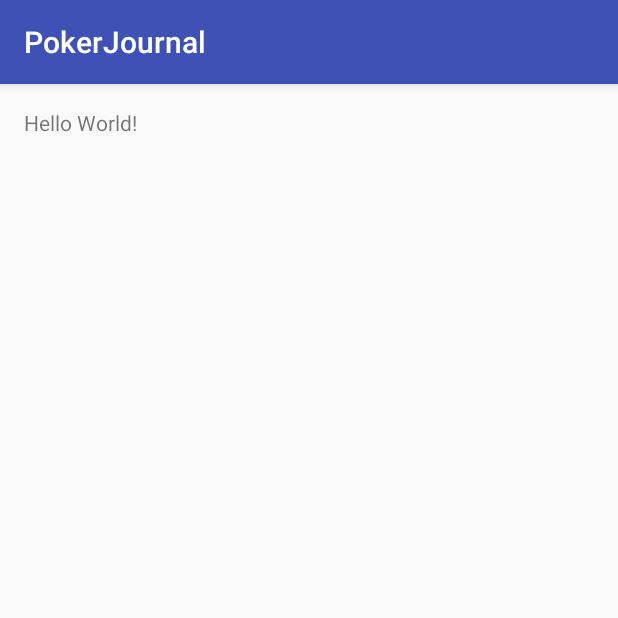
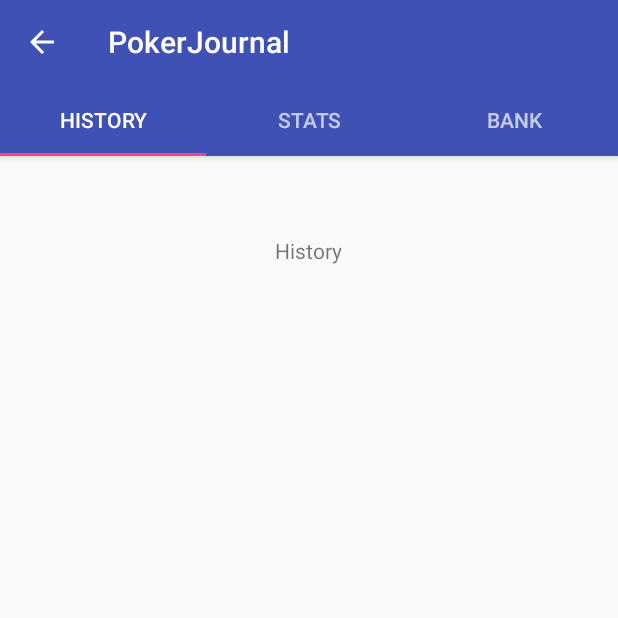
Before and after one commit to EthanYu22/Bankroll-Breakdown-Continued, an Android app: the screen it shows after launch (MainActivity), on a phone screen of 412 x 824 dp, the top half of it. Run offline under Robolectric (Android 15) with nearby library versions, the phone set to English and light mode, and no system bars.

Commit message:
added scrolling tabs

```diff
--- a/PokerJournal/app/build.gradle
+++ b/PokerJournal/app/build.gradle
@@ -6,7 +6,7 @@ android {
 
     defaultConfig {
         applicationId "com.example.ethan.pokerjournal"
-        minSdkVersion 15
+        minSdkVersion 21
         targetSdkVersion 23
         versionCode 1
         versionName "1.0"
@@ -23,4 +23,7 @@ dependencies {
     compile fileTree(dir: 'libs', include: ['*.jar'])
     testCompile 'junit:junit:4.12'
     compile 'com.android.support:appcompat-v7:23.1.1'
+
+    //add tab layout dependencies
+    compile 'com.android.support:design:23.1.1'
 }
--- a/PokerJournal/app/src/main/AndroidManifest.xml
+++ b/PokerJournal/app/src/main/AndroidManifest.xml
@@ -8,7 +8,9 @@
         android:label="@string/app_name"
         android:supportsRtl="true"
         android:theme="@style/AppTheme">
-        <activity android:name=".MainActivity">
+        <activity
+            android:name=".MainActivity"
+            android:label="@string/app_name">
             <intent-filter>
                 <action android:name="android.intent.action.MAIN" />
 
--- /dev/null
+++ b/PokerJournal/app/src/main/java/com/example/ethan/pokerjournal/BankFragment.java
@@ -0,0 +1,27 @@
+package com.example.ethan.pokerjournal;
+
+import android.support.v4.app.Fragment;
+import android.os.Bundle;
+import android.view.LayoutInflater;
+import android.view.View;
+import android.view.ViewGroup;
+
+/**
+ * Created by Andrew on 3/9/2016.
+ */
+public class BankFragment extends Fragment {
+    public BankFragment() {
+
+    }
+
+    @Override
+    public void onCreate(Bundle savedInstanceState) {
+        super.onCreate((savedInstanceState));
+    }
+
+    @Override
+    public View onCreateView(LayoutInflater inflater, ViewGroup container, Bundle savedInstanceState) {
+        //inflate layout
+        return inflater.inflate(R.layout.bank, container, false);
+    }
+}
--- /dev/null
+++ b/PokerJournal/app/src/main/java/com/example/ethan/pokerjournal/HistoryFragment.java
@@ -0,0 +1,27 @@
+package com.example.ethan.pokerjournal;
+
+import android.support.v4.app.Fragment;
+import android.os.Bundle;
+import android.view.LayoutInflater;
+import android.view.View;
+import android.view.ViewGroup;
+
+/**
+ * Created by Andrew on 3/9/2016.
+ */
+public class HistoryFragment extends Fragment {
+    public HistoryFragment() {
+
+    }
+
+    @Override
+    public void onCreate(Bundle savedInstanceState) {
+        super.onCreate((savedInstanceState));
+    }
+
+    @Override
+    public View onCreateView(LayoutInflater inflater, ViewGroup container, Bundle savedInstanceState) {
+        //inflate layout
+        return inflater.inflate(R.layout.history, container, false);
+    }
+}
--- a/PokerJournal/app/src/main/java/com/example/ethan/pokerjournal/MainActivity.java
+++ b/PokerJournal/app/src/main/java/com/example/ethan/pokerjournal/MainActivity.java
@@ -1,13 +1,40 @@
 package com.example.ethan.pokerjournal;
-
+/*
+Using a guide from www.androidhive.info for tabs
+ */
+import android.support.design.widget.TabLayout;
+import android.support.v4.view.ViewPager;
 import android.support.v7.app.AppCompatActivity;
 import android.os.Bundle;
+import android.support.v7.widget.Toolbar;
 
 public class MainActivity extends AppCompatActivity {
+
+    private Toolbar toolbar;
+    private TabLayout tabLayout;
+    private ViewPager viewPager;
 
     @Override
     protected void onCreate(Bundle savedInstanceState) {
         super.onCreate(savedInstanceState);
         setContentView(R.layout.activity_main);
+        //initialize
+        toolbar = (Toolbar) findViewById(R.id.toolbar);
+        setSupportActionBar(toolbar);
+        getSupportActionBar().setDisplayHomeAsUpEnabled(true);
+
+        viewPager = (ViewPager) findViewById(R.id.viewpager);
+        setupViewPager(viewPager);
+
+        tabLayout = (TabLayout) findViewById(R.id.tabs);
+        tabLayout.setupWithViewPager(viewPager);
+    }
+
+    public void setupViewPager(ViewPager upViewPager) {
+        ViewPagerAdapter adapter = new ViewPagerAdapter(getSupportFragmentManager());
+        adapter.addFragment(new HistoryFragment(), "History");
+        adapter.addFragment(new StatsFragment(), "Stats");
+        adapter.addFragment(new BankFragment(), "Bank");
+        viewPager.setAdapter(adapter);
     }
 }
--- /dev/null
+++ b/PokerJournal/app/src/main/java/com/example/ethan/pokerjournal/StatsFragment.java
@@ -0,0 +1,27 @@
+package com.example.ethan.pokerjournal;
+
+import android.support.v4.app.Fragment;
+import android.os.Bundle;
+import android.view.LayoutInflater;
+import android.view.View;
+import android.view.ViewGroup;
+
+/**
+ * Created by Andrew on 3/9/2016.
+ */
+public class StatsFragment extends Fragment {
+    public StatsFragment() {
+
+    }
+
+    @Override
+    public void onCreate(Bundle savedInstanceState) {
+        super.onCreate((savedInstanceState));
+    }
+
+    @Override
+    public View onCreateView(LayoutInflater inflater, ViewGroup container, Bundle savedInstanceState) {
+        //inflate layout
+        return inflater.inflate(R.layout.stats, container, false);
+    }
+}
--- /dev/null
+++ b/PokerJournal/app/src/main/java/com/example/ethan/pokerjournal/ViewPagerAdapter.java
@@ -0,0 +1,40 @@
+package com.example.ethan.pokerjournal;
+
+import android.support.v4.app.Fragment;
+import android.support.v4.app.FragmentManager;
+import android.support.v4.app.FragmentPagerAdapter;
+
+import java.util.ArrayList;
+import java.util.List;
+
+/**
+ * Created by Andrew on 3/9/2016.
+ */
+public class ViewPagerAdapter extends FragmentPagerAdapter {
+    private List<Fragment> fragmentList = new ArrayList<>();
+    private List<String> titleList = new ArrayList<>();
+
+    public ViewPagerAdapter(FragmentManager fm) {
+        super(fm);
+    }
+
+    @Override
+    public Fragment getItem(int position) {
+        return fragmentList.get(position);
+    }
+
+    @Override
+    public int getCount() {
+        return fragmentList.size();
+    }
+
+    public void addFragment(Fragment fragment, String title) {
+        fragmentList.add(fragment);
+        titleList.add(title);
+    }
+
+    @Override
+    public CharSequence getPageTitle(int position) {
+        return titleList.get(position);
+    }
+}
--- a/PokerJournal/app/src/main/res/layout/activity_main.xml
+++ b/PokerJournal/app/src/main/res/layout/activity_main.xml
@@ -1,17 +1,33 @@
 <?xml version="1.0" encoding="utf-8"?>
-<RelativeLayout xmlns:android="http://schemas.android.com/apk/res/android"
-    xmlns:tools="http://schemas.android.com/tools"
+<android.support.design.widget.CoordinatorLayout xmlns:android="http://schemas.android.com/apk/res/android"
+    xmlns:app="http://schemas.android.com/apk/res-auto"
     android:layout_width="match_parent"
-    android:layout_height="match_parent"
-    android:paddingBottom="@dimen/activity_vertical_margin"
-    android:paddingLeft="@dimen/activity_horizontal_margin"
-    android:paddingRight="@dimen/activity_horizontal_margin"
-    android:paddingTop="@dimen/activity_vertical_margin"
-    tools:context="com.example.ethan.pokerjournal.MainActivity">
+    android:layout_height="match_parent">
 
-    <TextView
-        android:layout_width="wrap_content"
+    <android.support.design.widget.AppBarLayout
+        android:layout_width="match_parent"
         android:layout_height="wrap_content"
-        android:text="Hello World!" />
+        android:theme="@style/ThemeOverlay.AppCompat.Dark.ActionBar">
 
-</RelativeLayout>
+        <android.support.v7.widget.Toolbar
+            android:id="@+id/toolbar"
+            android:layout_width="match_parent"
+            android:layout_height="?attr/actionBarSize"
+            android:background="?attr/colorPrimary"
+            app:layout_scrollFlags="scroll|enterAlways"
+            app:popupTheme="@style/ThemeOverlay.AppCompat.Light" />
+
+        <android.support.design.widget.TabLayout
+            android:id="@+id/tabs"
+            android:layout_width="match_parent"
+            android:layout_height="wrap_content"
+            app:tabMode="fixed"
+            app:tabGravity="fill"/>
+    </android.support.design.widget.AppBarLayout>
+
+    <android.support.v4.view.ViewPager
+        android:id="@+id/viewpager"
+        android:layout_width="match_parent"
+        android:layout_height="match_parent"
+        app:layout_behavior="@string/appbar_scrolling_view_behavior"  />
+</android.support.design.widget.CoordinatorLayout>
--- /dev/null
+++ b/PokerJournal/app/src/main/res/layout/history.xml
@@ -0,0 +1,16 @@
+<?xml version="1.0" encoding="utf-8"?>
+<RelativeLayout xmlns:android="http://schemas.android.com/apk/res/android"
+    xmlns:tools="http://schemas.android.com/tools"
+    android:layout_width="match_parent"
+    android:layout_height="match_parent"
+    tools:context="com.example.ethan.pokerjournal.HistoryFragment">
+
+    <TextView
+        android:layout_width="wrap_content"
+        android:layout_height="wrap_content"
+        android:text="History"
+        android:id="@+id/textView"
+        android:layout_alignParentTop="true"
+        android:layout_centerHorizontal="true"
+        android:layout_marginTop="53dp" />
+</RelativeLayout>
--- a/PokerJournal/app/src/main/res/values/colors.xml
+++ b/PokerJournal/app/src/main/res/values/colors.xml
@@ -2,5 +2,8 @@
 <resources>
     <color name="colorPrimary">#3F51B5</color>
     <color name="colorPrimaryDark">#303F9F</color>
+    <color name="textColorPrimary">#FFFFFF</color>
+    <color name="windowBackground">#FFFFFF</color>
+    <color name="navigationBarColor">#000000</color>
     <color name="colorAccent">#FF4081</color>
 </resources>
--- a/PokerJournal/app/src/main/res/values/styles.xml
+++ b/PokerJournal/app/src/main/res/values/styles.xml
@@ -6,6 +6,8 @@
         <item name="colorPrimary">@color/colorPrimary</item>
         <item name="colorPrimaryDark">@color/colorPrimaryDark</item>
         <item name="colorAccent">@color/colorAccent</item>
+        <item name="windowActionBar">false</item>
+        <item name="windowNoTitle">true</item>
     </style>
 
 </resources>
```
Also changed, not shown: PokerJournal/app/src/main/res/layout/bank.xml (added, +16 -0 lines), PokerJournal/app/src/main/res/layout/stats.xml (added, +16 -0 lines).
